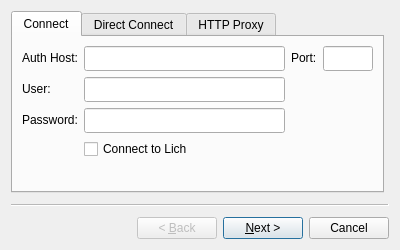
Before: the Qt Designer form gui/connectwizard.ui in matoom/frostbite, drawn with Qt 5.
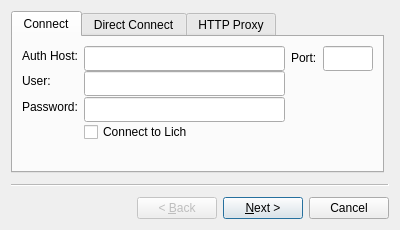
After: the same form once the commit is applied. Icons and pictures are not drawn. Custom widgets are drawn as their Qt base class.

Commit message: enable high dpi scaling

The edit to the form file:
```diff
--- a/gui/connectwizard.ui
+++ b/gui/connectwizard.ui
@@ -7,7 +7,7 @@
     <x>0</x>
     <y>0</y>
     <width>400</width>
-    <height>250</height>
+    <height>230</height>
    </rect>
   </property>
   <property name="sizePolicy">
@@ -22,12 +22,6 @@
     <height>230</height>
    </size>
   </property>
-  <property name="maximumSize">
-   <size>
-    <width>400</width>
-    <height>250</height>
-   </size>
-  </property>
   <property name="windowTitle">
    <string>Connection Wizard</string>
   </property>
```
The commit also changes 1 other file.
